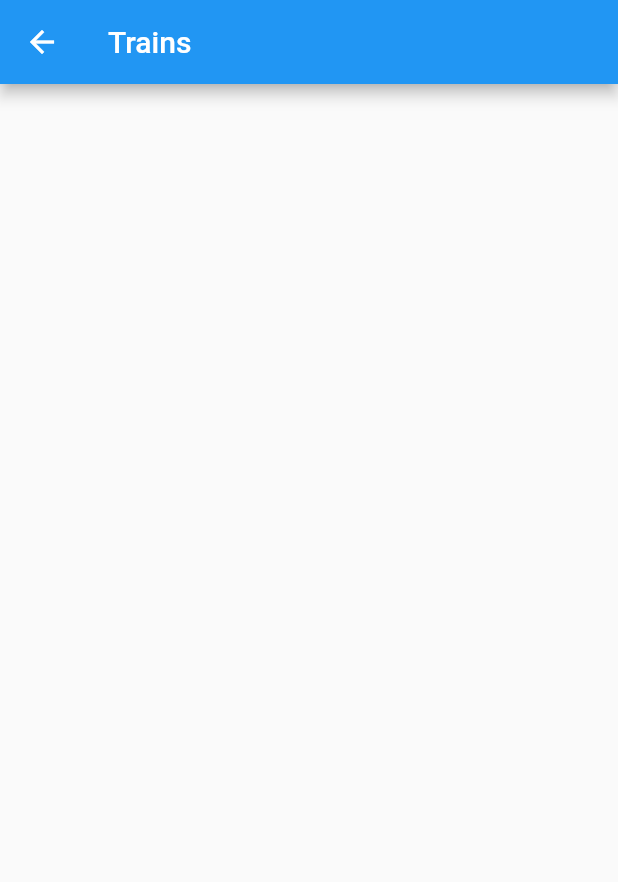
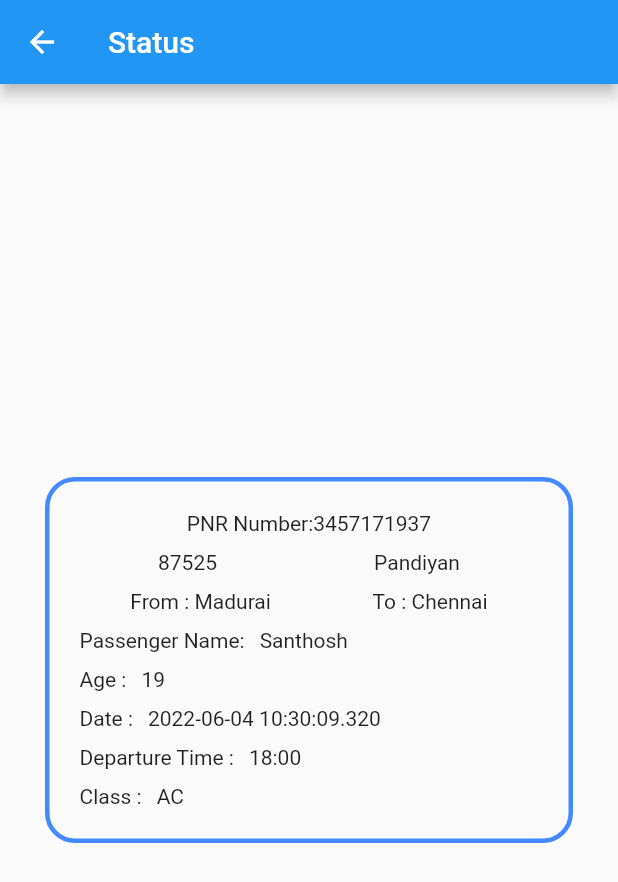
Before and after one commit to prathiswaran-gr/Railway-Reservation-System, a Flutter app: the screen it shows after launch, tab 2 chosen, after a tap on the "search" icon, on a phone screen of 412 x 824 dp. Shown: the top 882 px of the screen. Run offline on Flutter 3.47's test engine with Material 2 defaults, Android fonts, the phone set to English and light mode, and no system bars; missing offline and left inert: mysql1.

Commit message:
initial push

```diff
--- a/lib/booking.dart
+++ b/lib/booking.dart
@@ -3,14 +3,14 @@ import 'package:intl/intl.dart';
 import 'trains.dart';
 
 class Booking extends StatefulWidget {
-  const Booking({Key? key}) : super(key: key);
+  const Booking({Key key}) : super(key: key);
 
   @override
   State<Booking> createState() => _BookingState();
 }
 
 class _BookingState extends State<Booking> {
-  String? dateTime;
+  String dateTime;
   TextEditingController fromController = TextEditingController();
   TextEditingController toController = TextEditingController();
   TextEditingController dateController = TextEditingController();
@@ -39,13 +39,14 @@ class _BookingState extends State<Booking> {
               ),
             ),
             child: Column(
+              mainAxisAlignment: MainAxisAlignment.center,
               children: [
                 Row(
                   mainAxisAlignment: MainAxisAlignment.center,
                   children: [
                     SizedBox(
-                      width: 300,
-                      height: 75,
+                      width: width / 4.5,
+                      height: height / 6,
                       child: TextField(
                         decoration: const InputDecoration(labelText: 'From'),
                         controller: fromController,
@@ -59,8 +60,8 @@ class _BookingState extends State<Booking> {
                       width: 40,
                     ),
                     SizedBox(
-                      width: 300,
-                      height: 75,
+                      width: width / 4.5,
+                      height: height / 6,
                       child: TextField(
                         decoration: const InputDecoration(labelText: 'To'),
                         controller: toController,
@@ -73,7 +74,10 @@ class _BookingState extends State<Booking> {
                   ],
                 ),
                 Row(
-                  mainAxisAlignment: MainAxisAlignment.spaceEvenly,
+                  mainAxisAlignment: MainAxisAlignment.center,
+                  children: [
+                    Row(
+                      mainAxisAlignment: MainAxisAlignment.spaceBetween,
                       children: [
                         TextButton(
                           onPressed: () {
@@ -89,25 +93,33 @@ class _BookingState extends State<Booking> {
                                         primarySwatch: Colors.blue,
                                         primaryColor: Colors.blue,
                                       ),
-                                  child: child!,
+                                      child: child,
                                     )).then((date) {
                               setState(() {
-                            dateTime = DateFormat('yyyy-MM-dd').format(date!);
+                                dateTime =
+                                    DateFormat('yyyy-MM-dd').format(date);
                               });
                             });
                           },
-                      child: Text('Choose Date'),
+                          child: const Text('Choose Date'),
+                        ),
+                        SizedBox(
+                          width: 15,
                         ),
                         Text(
-                      dateTime == null ? 'No date Chosen' : dateTime.toString(),
+                          dateTime == null
+                              ? 'No date Chosen'
+                              : dateTime.toString(),
                           style: const TextStyle(fontWeight: FontWeight.bold),
                         ),
+                      ],
+                    ),
                     const SizedBox(
-                      width: 5,
+                      width: 50,
                     ),
                     SizedBox(
-                      width: 310,
-                      height: 75,
+                      width: width / 4.5,
+                      height: height / 6,
                       child: TextField(
                         decoration: const InputDecoration(labelText: 'Class'),
                         controller: classController,
--- a/lib/home.dart
+++ b/lib/home.dart
@@ -4,7 +4,7 @@ import 'package:railway_reservation/passenger.dart';
 import 'package:railway_reservation/searchTrain.dart';
 
 class Home extends StatelessWidget {
-  const Home({Key? key}) : super(key: key);
+  const Home({Key key}) : super(key: key);
 
   @override
   Widget build(BuildContext context) {
--- a/lib/main.dart
+++ b/lib/main.dart
@@ -7,16 +7,14 @@ void main() {
 }
 
 class MyApp extends StatelessWidget {
-  const MyApp({Key? key}) : super(key: key);
+  const MyApp({Key key}) : super(key: key);
 
   @override
   Widget build(BuildContext context) {
     return const MaterialApp(
       debugShowCheckedModeBanner: false,
       home: Scaffold(
-          // appBar: AppBar(
-          //   title: const Text('Booking'),
-          // ),
+
           body: Home()),
     );
   }
--- a/lib/model/mysql.dart
+++ b/lib/model/mysql.dart
@@ -1,16 +1,16 @@
-import 'package:mysql1/mysql1.dart';
+// import 'package:mysql1/mysql1.dart';
 
-class MySql {
-  static String host = "localhost",
-      user = "root",
-      password = "8883121575Pp@",
-      db = "railway";
-  static int port = 3306;
-  MySql();
-  Future<MySqlConnection> getConnection() async {
-    var settings = new ConnectionSettings(
-        host: host, port: port, user: user, password: password, db: db);
-    var conn = await MySqlConnection.connect(settings);
-    return conn;
-  }
-}
+// class MySql {
+//   static String host = "localhost",
+//       user = "root",
+//       password = "8883121575Pp@",
+//       db = "railway";
+//   static int port = 3306;
+//   MySql();
+//   Future<MySqlConnection> getConnection() async {
+//     var settings = new ConnectionSettings(
+//         host: host, port: port, user: user, password: password, db: db);
+//     var conn = await MySqlConnection.connect(settings);
+//     return conn;
+//   }
+// }
--- a/lib/passenger.dart
+++ b/lib/passenger.dart
@@ -1,7 +1,7 @@
 import 'package:flutter/material.dart';
 
 class Passenger extends StatelessWidget {
-  const Passenger({Key? key}) : super(key: key);
+  const Passenger({Key key}) : super(key: key);
 
   @override
   Widget build(BuildContext context) {
--- /dev/null
+++ b/lib/pnrTrainList.dart
@@ -0,0 +1,123 @@
+import 'package:flutter/material.dart';
+
+import 'passenger.dart';
+
+class PnrTrainList extends StatelessWidget {
+  const PnrTrainList({Key key}) : super(key: key);
+
+  @override
+  Widget build(BuildContext context) {
+    return Scaffold(
+      appBar: AppBar(
+        title: Text("Status"),
+      ),
+      body: Column(
+        crossAxisAlignment: CrossAxisAlignment.center,
+        mainAxisAlignment: MainAxisAlignment.center,
+        children: [
+          Center(
+            child: Container(
+              width: 800,
+              margin: const EdgeInsets.all(30.0),
+              padding: const EdgeInsets.all(20.0),
+              decoration: BoxDecoration(
+                border: Border.all(
+                  color: Colors.blueAccent,
+                  width: 3,
+                ),
+                borderRadius: const BorderRadius.all(
+                  Radius.circular(20),
+                ),
+              ),
+              child: Column(
+                children: [
+                  Row(
+                    mainAxisAlignment: MainAxisAlignment.center,
+                    children: [
+                      Text('PNR Number:'),
+                      Text('3457171937'),
+                    ],
+                  ),
+                  SizedBox(
+                    height: 10,
+                  ),
+                  Row(
+                    mainAxisAlignment: MainAxisAlignment.spaceAround,
+                    children: [Text('87525'), Text('Pandiyan')],
+                  ),
+                  SizedBox(
+                    height: 10,
+                  ),
+                  Row(
+                    mainAxisAlignment: MainAxisAlignment.spaceAround,
+                    children: [Text('From : Madurai'), Text('To : Chennai')],
+                  ),
+                  SizedBox(
+                    height: 10,
+                  ),
+                  Row(
+                    children: [
+                      Text('Passenger Name:'),
+                      SizedBox(
+                        width: 10,
+                      ),
+                      Text('Santhosh'),
+                    ],
+                  ),
+                  SizedBox(
+                    height: 10,
+                  ),
+                  Row(
+                    children: [
+                      Text('Age :'),
+                      SizedBox(
+                        width: 10,
+                      ),
+                      Text('19'),
+                    ],
+                  ),
+                  SizedBox(
+                    height: 10,
+                  ),
+                  Row(
+                    children: [
+                      Text('Date :'),
+                      SizedBox(
+                        width: 10,
+                      ),
+                      Text(DateTime.now().toString()),
+                    ],
+                  ),
+                  SizedBox(
+                    height: 10,
+                  ),
+                  Row(
+                    children: [
+                      Text('Departure Time :'),
+                      SizedBox(
+                        width: 10,
+                      ),
+                      Text('18:00'),
+                    ],
+                  ),
+                  SizedBox(
+                    height: 10,
+                  ),
+                  Row(
+                    children: [
+                      Text('Class :'),
+                      SizedBox(
+                        width: 10,
+                      ),
+                      Text('AC'),
+                    ],
+                  ),
+                ],
+              ),
+            ),
+          ),
+        ],
+      ),
+    );
+  }
+}
--- a/lib/searchTrain.dart
+++ b/lib/searchTrain.dart
@@ -1,8 +1,9 @@
 import 'package:flutter/material.dart';
+import 'package:railway_reservation/pnrTrainList.dart';
 import 'package:railway_reservation/trains.dart';
 
 class SearchTrain extends StatelessWidget {
-  const SearchTrain({Key? key}) : super(key: key);
+  const SearchTrain({Key key}) : super(key: key);
 
   @override
   Widget build(BuildContext context) {
@@ -42,7 +43,7 @@ class SearchTrain extends StatelessWidget {
             TextButton(
               onPressed: () {
                 Navigator.push(context,
-                    MaterialPageRoute(builder: (context) => const Trains()));
+                    MaterialPageRoute(builder: (context) => const PnrTrainList()));
               },
               child: Icon(Icons.search),
             ),
--- a/lib/showTrains.dart
+++ b/lib/showTrains.dart
@@ -2,7 +2,7 @@ import 'package:flutter/material.dart';
 import 'package:railway_reservation/passenger.dart';
 
 class TrainList extends StatelessWidget {
-  const TrainList({Key? key}) : super(key: key);
+  const TrainList({Key key}) : super(key: key);
 
   @override
   Widget build(BuildContext context) {
--- a/lib/trains.dart
+++ b/lib/trains.dart
@@ -2,7 +2,7 @@ import 'package:flutter/material.dart';
 import 'package:railway_reservation/showTrains.dart';
 
 class Trains extends StatelessWidget {
-  const Trains({Key? key}) : super(key: key);
+  const Trains({Key key}) : super(key: key);
 
   @override
   Widget build(BuildContext context) {
--- a/pubspec.yaml
+++ b/pubspec.yaml
@@ -18,7 +18,7 @@
 version: 1.0.0+1
 
 environment:
-  sdk: ">=2.16.2 <3.0.0"
+  sdk: ">=2.10.2 <3.0.0"
 
 # Dependencies specify other packages that your package needs in order to work.
 # To automatically upgrade your package dependencies to the latest versions
```
Also changed, not shown: pubspec.lock. Lines whose indentation alone changed are shown as unchanged.
